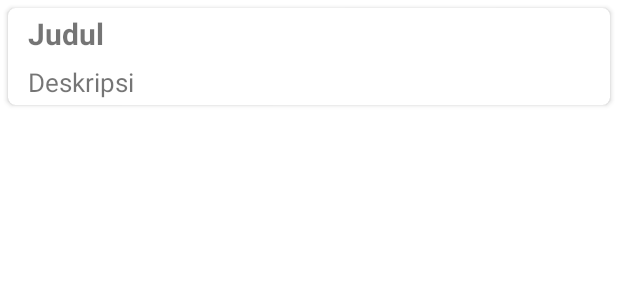
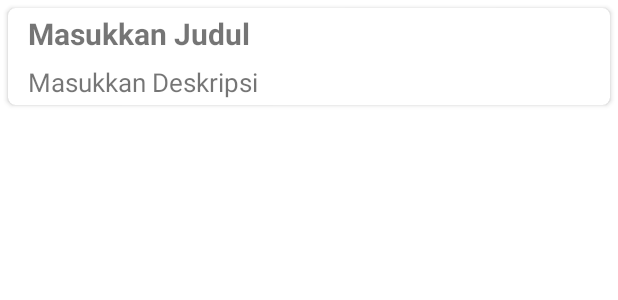
Before and after one commit to ginanjar10119032/Tugas-UTS-Genap-2022-AKB-IF-1-10119032, an Android app: the layout notes_layout.xml on its own in the app's theme, with its tools: preview values and no code run, on a phone screen of 412 x 824 dp. Shown: the top 300 px of the screen. Run offline under Robolectric (Android 15) with nearby library versions, the phone set to English and light mode, and no system bars.

Commit message:
masih ngebug notesnya

```diff
--- a/app/src/main/java/com/example/tugasutsgenap2022akbif_110119032/ui/dashboard/DBManager.java
+++ b/app/src/main/java/com/example/tugasutsgenap2022akbif_110119032/ui/dashboard/DBManager.java
@@ -37,7 +37,7 @@ public class DBManager {
                 DatabaseHelper.ID, DatabaseHelper.SUBJECT, DatabaseHelper.DESC, DatabaseHelper.DATE
         };
         return sqLiteDatabase.query(DatabaseHelper.TABLE_NAME, columns, null, null, null, null
-                , null);
+        , null);
     }
 
     public void update(long id, String subject, String desc, String date) {
--- a/app/src/main/res/layout/notes_layout.xml
+++ b/app/src/main/res/layout/notes_layout.xml
@@ -1,10 +1,9 @@
 <?xml version="1.0" encoding="utf-8"?>
 <RelativeLayout xmlns:android="http://schemas.android.com/apk/res/android"
     xmlns:app="http://schemas.android.com/apk/res-auto"
-    xmlns:tools="http://schemas.android.com/tools"
-    android:layout_width="match_parent"
-    android:layout_height="match_parent"
-    tools:context=".ui.dashboard.DashboardFragment">
+    android:orientation="vertical"
+    android:layout_width="wrap_content"
+    android:layout_height="wrap_content">
 
     <androidx.cardview.widget.CardView
         android:layout_width="wrap_content"
@@ -28,7 +27,7 @@
                     android:layout_width="0dp"
                     android:layout_height="wrap_content"
                     android:layout_marginStart="10dp"
-                    android:text="@string/judul"
+                    android:text="@string/masukkan_judul"
                     android:padding="3dp"
                     android:layout_weight="2"
                     android:textSize="20sp"
@@ -51,7 +50,7 @@
                 android:layout_width="match_parent"
                 android:layout_height="wrap_content"
                 android:layout_marginStart="10dp"
-                android:text="@string/deskripsi"
+                android:text="@string/masukkan_deskripsi"
                 android:padding="3dp"
                 android:textSize="17sp"
                 android:ellipsize="end"
--- a/app/src/main/res/layout/activity_notes_manager.xml
+++ b/app/src/main/res/layout/notes_manager.xml
@@ -6,7 +6,7 @@
     tools:context=".MainActivity">
 
     <androidx.recyclerview.widget.RecyclerView
-        android:id="@+id/recycler_view"
+        android:id="@+id/recycelr_view"
         android:layout_width="match_parent"
         android:padding="10dp"
         android:layout_height="match_parent"/>
```
Also changed, not shown: app/src/main/java/com/example/tugasutsgenap2022akbif_110119032/ui/dashboard/DashboardFragment.java (deleted, +0 -41 lines), app/src/main/java/com/example/tugasutsgenap2022akbif_110119032/ui/dashboard/DashboardViewModel.java (deleted, +0 -28 lines), app/src/main/java/com/example/tugasutsgenap2022akbif_110119032/ui/dashboard/NotesManager.java (+9 -11 lines), app/src/main/res/layout/fragment_dashboard.xml (deleted, +0 -29 lines), app/src/main/java/com/example/tugasutsgenap2022akbif_110119032/ui/dashboard/DatabaseHelper.java (line endings or trailing spaces).
